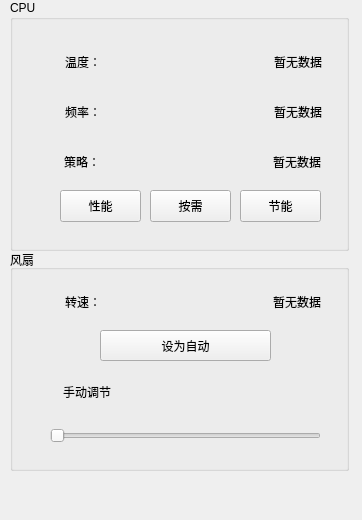
Old version of the form mainwindow.ui in the repository uiYzzi/CPUtroller-DTK.
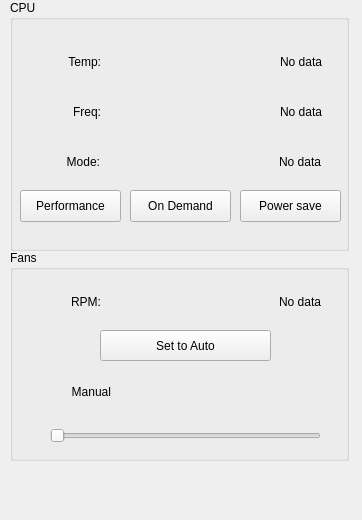
New version of the form.

Diff of the .ui file:
```diff
--- a/mainwindow.ui
+++ b/mainwindow.ui
@@ -38,11 +38,11 @@
       <x>10</x>
       <y>250</y>
       <width>339</width>
-      <height>221</height>
+      <height>211</height>
      </rect>
     </property>
     <property name="title">
-     <string>风扇</string>
+     <string>Fans</string>
     </property>
     <widget class="QLabel" name="label_9">
      <property name="geometry">
@@ -57,7 +57,7 @@
       <string>itemname</string>
      </property>
      <property name="text">
-      <string>转速：</string>
+      <string>RPM:</string>
      </property>
      <property name="alignment">
       <set>Qt::AlignRight|Qt::AlignTrailing|Qt::AlignVCenter</set>
@@ -73,7 +73,7 @@
       </rect>
      </property>
      <property name="text">
-      <string>暂无数据</string>
+      <string>No data</string>
      </property>
      <property name="alignment">
       <set>Qt::AlignRight|Qt::AlignTrailing|Qt::AlignVCenter</set>
@@ -92,7 +92,7 @@
       <cursorShape>PointingHandCursor</cursorShape>
      </property>
      <property name="text">
-      <string>设为自动</string>
+      <string>Set to Auto</string>
      </property>
     </widget>
     <widget class="QSlider" name="sdrFanSpeed">
@@ -133,7 +133,7 @@
       <string>itemname</string>
      </property>
      <property name="text">
-      <string>手动调节</string>
+      <string>Manual</string>
      </property>
      <property name="alignment">
       <set>Qt::AlignRight|Qt::AlignTrailing|Qt::AlignVCenter</set>
@@ -188,7 +188,7 @@
       <string>itemname</string>
      </property>
      <property name="text">
-      <string>温度：</string>
+      <string>Temp:</string>
      </property>
      <property name="alignment">
       <set>Qt::AlignRight|Qt::AlignTrailing|Qt::AlignVCenter</set>
@@ -207,7 +207,7 @@
       <string>itemname</string>
      </property>
      <property name="text">
-      <string>频率：</string>
+      <string>Freq:</string>
      </property>
      <property name="alignment">
       <set>Qt::AlignRight|Qt::AlignTrailing|Qt::AlignVCenter</set>
@@ -223,7 +223,7 @@
       </rect>
      </property>
      <property name="text">
-      <string>暂无数据</string>
+      <string>No data</string>
      </property>
      <property name="alignment">
       <set>Qt::AlignRight|Qt::AlignTrailing|Qt::AlignVCenter</set>
@@ -239,7 +239,7 @@
       </rect>
      </property>
      <property name="text">
-      <string>暂无数据</string>
+      <string>No data</string>
      </property>
      <property name="alignment">
       <set>Qt::AlignRight|Qt::AlignTrailing|Qt::AlignVCenter</set>
@@ -255,7 +255,7 @@
       </rect>
      </property>
      <property name="text">
-      <string>暂无数据</string>
+      <string>No data</string>
      </property>
      <property name="alignment">
       <set>Qt::AlignRight|Qt::AlignTrailing|Qt::AlignVCenter</set>
@@ -274,7 +274,7 @@
       <string>itemname</string>
      </property>
      <property name="text">
-      <string>策略：</string>
+      <string>Mode:</string>
      </property>
      <property name="alignment">
       <set>Qt::AlignRight|Qt::AlignTrailing|Qt::AlignVCenter</set>
@@ -283,9 +283,9 @@
     <widget class="QPushButton" name="btnStrategyPerformance">
      <property name="geometry">
       <rect>
-       <x>50</x>
+       <x>10</x>
        <y>190</y>
-       <width>81</width>
+       <width>101</width>
        <height>32</height>
       </rect>
      </property>
@@ -293,15 +293,15 @@
       <cursorShape>PointingHandCursor</cursorShape>
      </property>
      <property name="text">
-      <string>性能</string>
+      <string>Performance</string>
      </property>
     </widget>
     <widget class="QPushButton" name="btnStrategyOndemand">
      <property name="geometry">
       <rect>
-       <x>140</x>
+       <x>120</x>
        <y>190</y>
-       <width>81</width>
+       <width>101</width>
        <height>32</height>
       </rect>
      </property>
@@ -309,7 +309,7 @@
       <cursorShape>PointingHandCursor</cursorShape>
      </property>
      <property name="text">
-      <string>按需</string>
+      <string>On Demand</string>
      </property>
     </widget>
     <widget class="QPushButton" name="btnStrategyPowersave">
@@ -317,7 +317,7 @@
       <rect>
        <x>230</x>
        <y>190</y>
-       <width>81</width>
+       <width>101</width>
        <height>32</height>
       </rect>
      </property>
@@ -325,7 +325,7 @@
       <cursorShape>PointingHandCursor</cursorShape>
      </property>
      <property name="text">
-      <string>节能</string>
+      <string>Power save</string>
      </property>
     </widget>
    </widget>
```
